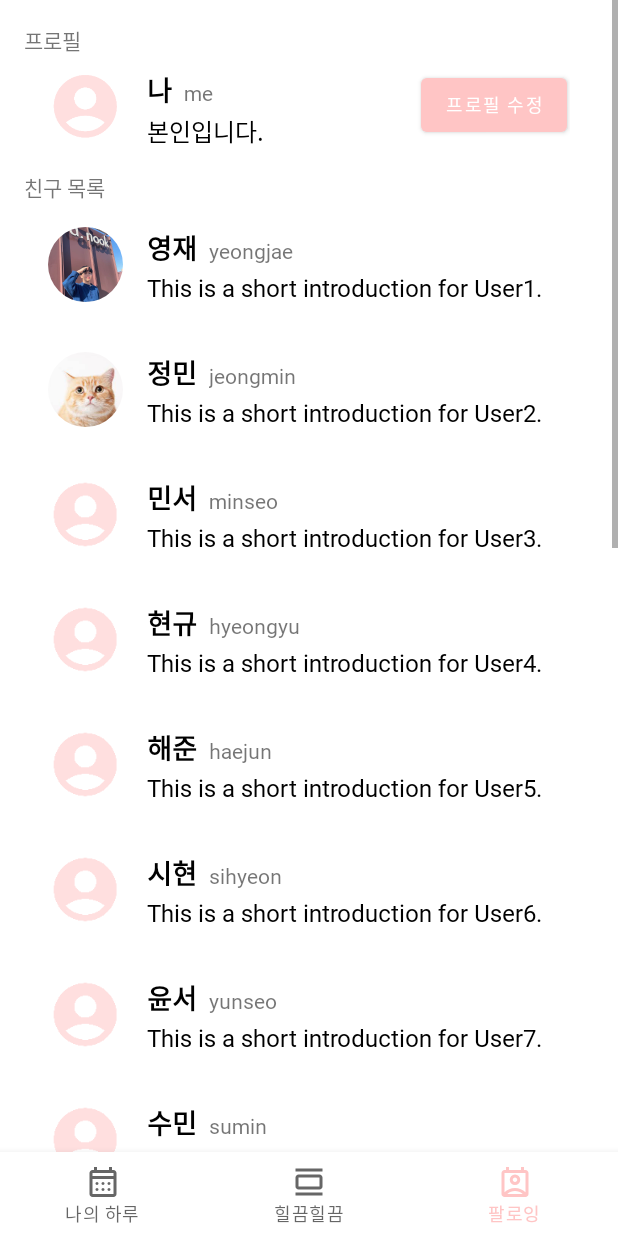
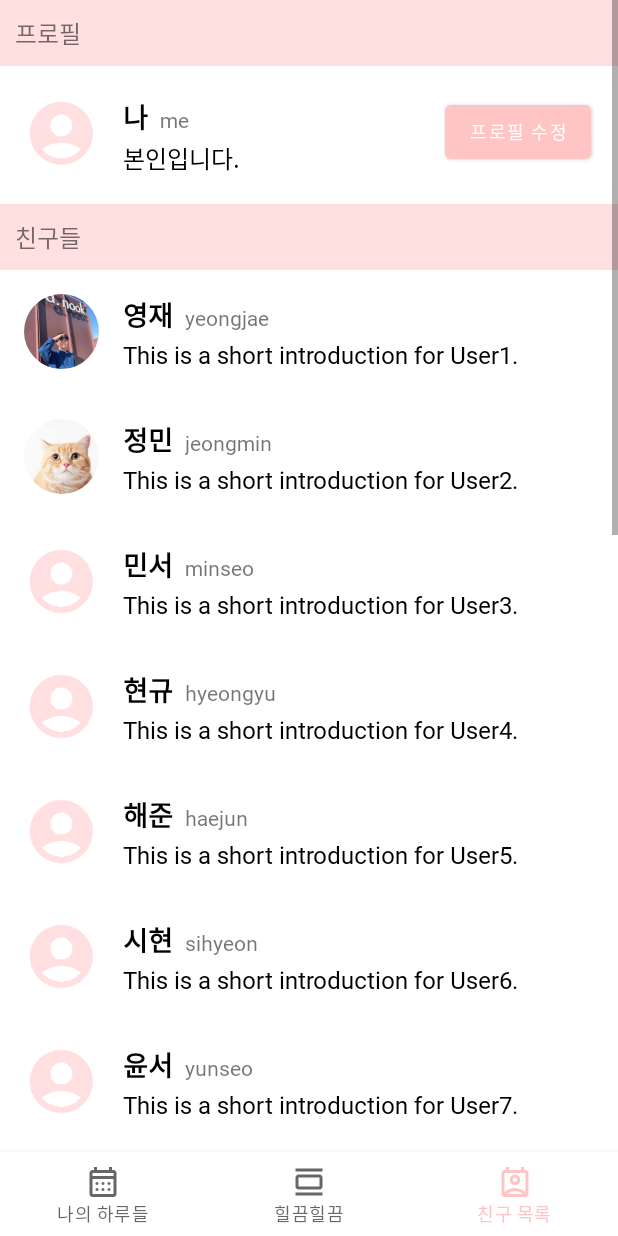
Before and after one commit to oganessone718/common_project01, an Android app: the FriendListFragment screen opened through its navigation route, on a phone screen of 412 x 824 dp. Run offline under Robolectric (Android 15) with nearby library versions, the phone set to English and light mode, and no system bars; our stand-ins replace CircleImageView, navigation-ui.

Commit message:
짜잘한것 수정

```diff
--- a/app/src/main/res/layout/dialog_custom.xml
+++ b/app/src/main/res/layout/dialog_custom.xml
@@ -31,13 +31,13 @@
         android:layout_width="match_parent"
         android:layout_height="wrap_content"
         android:hint="일기를 작성해주세요!"
+        android:maxLength="300"
         android:layout_margin="20dp"/>
 
     <TextView
         android:id="@+id/detailedFeed"
         android:layout_width="match_parent"
         android:layout_height="wrap_content"
-        android:hint="일기가 비어있어요."
         android:layout_margin="20dp"/>
 
     <LinearLayout
--- a/app/src/main/res/layout/fragment_friend_list.xml
+++ b/app/src/main/res/layout/fragment_friend_list.xml
@@ -8,15 +8,8 @@
 
     <RelativeLayout
         android:layout_width="match_parent"
-        android:layout_height="wrap_content"
-        android:layout_margin="16dp">
+        android:layout_height="wrap_content">
 
-        <TextView
-            android:id="@+id/profile_text"
-            android:layout_width="wrap_content"
-            android:layout_height="wrap_content"
-            android:text="@string/profile_text"
-            android:textSize="14sp" />
 
         <!-- 프로필 레이아웃 -->
 
@@ -25,15 +18,24 @@
             android:layout_width="match_parent"
             android:layout_height="wrap_content"
             android:layout_alignParentTop="true"
-            android:layout_marginTop="-2dp"
-            android:orientation="vertical"
-            android:paddingTop="16dp">
+            android:orientation="vertical">
+
             <!-- 프로필 내용 (이미지, 이름 등)을 포함한 UI 요소를 여기에 추가 -->
+            <TextView
+                android:id="@+id/profile_text"
+                android:layout_width="match_parent"
+                android:layout_height="wrap_content"
+                android:background="@color/pink_200"
+                android:padding="10dp"
+                android:text="@string/profile_text"
+                android:textSize="16sp" />
+
             <LinearLayout
                 android:layout_width="match_parent"
                 android:layout_height="wrap_content"
                 android:orientation="horizontal"
-                android:padding="16dp">
+                android:paddingHorizontal="16dp"
+                android:paddingVertical="20dp">
 
                 <de.hdodenhof.circleimageview.CircleImageView
                     android:id="@+id/profile_image"
@@ -101,12 +103,15 @@
             android:layout_marginTop="-1dp"
             android:orientation="vertical"
             android:scrollbars="vertical">
+
             <TextView
                 android:id="@+id/friend_text"
-                android:layout_width="wrap_content"
+                android:layout_width="match_parent"
                 android:layout_height="wrap_content"
                 android:text="@string/friend_text"
-                android:textSize="14sp"/>
+                android:textSize="16sp"
+                android:padding="10dp"
+                android:background="@color/pink_200"/>
 
             <androidx.recyclerview.widget.RecyclerView
                 android:id="@+id/friends_recycler_view"
--- a/app/src/main/res/values/strings.xml
+++ b/app/src/main/res/values/strings.xml
@@ -1,11 +1,9 @@
 <resources>
-    <string name="app_name">Common_project01</string>
-    <string name="title_home">나의 하루</string>
+    <string name="app_name">시나브로</string>
+    <string name="title_home">나의 하루들</string>
     <string name="title_dashboard">힐끔힐끔</string>
-    <string name="title_notifications">팔로잉</string>
+    <string name="title_notifications">친구 목록</string>
     <string name="profile_text">프로필</string>
-    <string name="friend_text">친구 목록</string>
+    <string name="friend_text">친구들</string>
     <string name="profile_edit">프로필 수정</string>
-    <string name="title_profile_edit">ProfileEdit</string>
-    <string name="others_calender">캘린더보기</string>
 </resources>
```
Also changed, not shown: app/src/main/res/layout/fragment_profile_edit.xml (+6 -3 lines).
